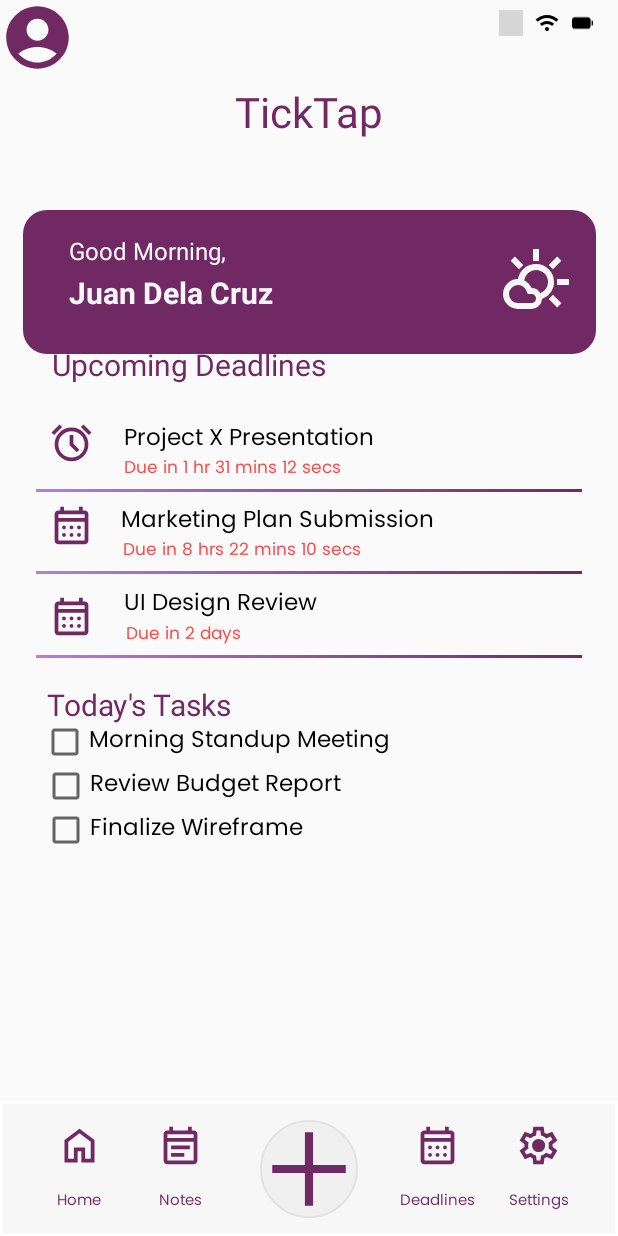
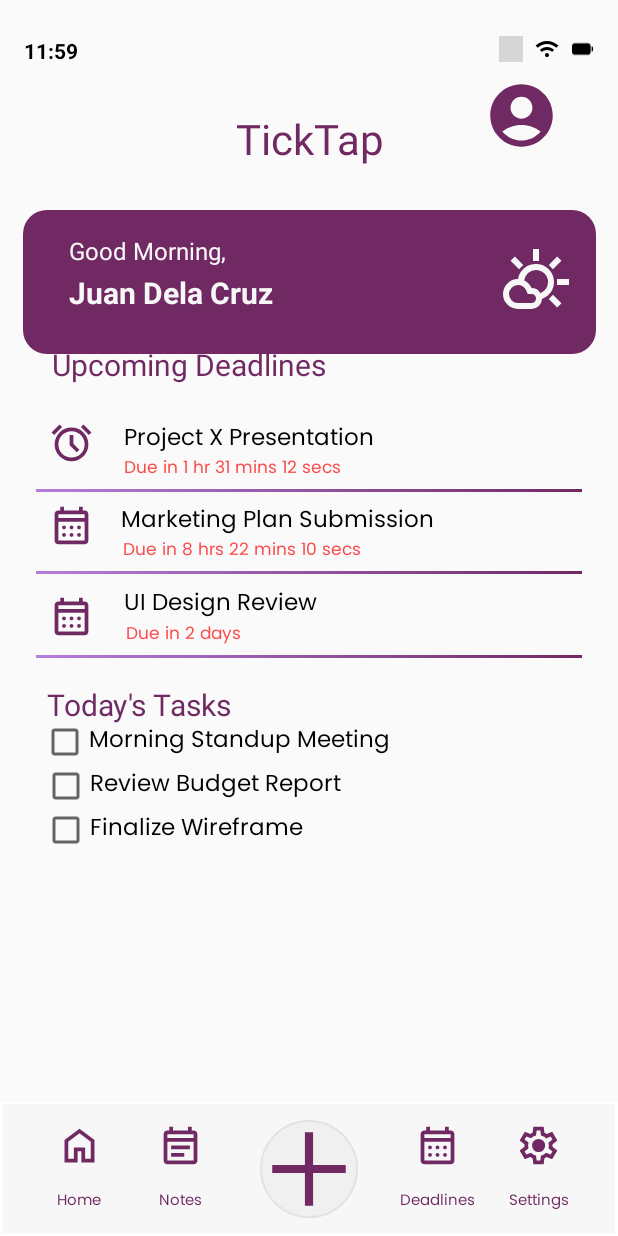
Before and after one commit to moninapatino/ticktap, an Android app built with Jetpack Compose: the Dashboard screen opened directly, with no data from a screen before it, on a phone screen of 412 x 824 dp. Run offline under Robolectric (Android 15) with nearby library versions, the light colour scheme and no system bars; Roboto replaces fonts that are not available here; grey boxes are pictures that could not be loaded.

Commit message:
adding the time (11:59) icon at the top

```diff
--- /dev/null
+++ b/app/src/main/res/drawable/back_arrow_icon.xml
@@ -0,0 +1,5 @@
+<vector xmlns:android="http://schemas.android.com/apk/res/android" android:autoMirrored="true" android:height="24dp" android:tint="#000000" android:viewportHeight="960" android:viewportWidth="960" android:width="24dp">
+
+    <path android:fillColor="@android:color/white" android:pathData="M400,880L0,480L400,80L471,151L142,480L471,809L400,880Z"/>
+
+</vector>
--- /dev/null
+++ b/app/src/main/res/drawable/search_icon.xml
@@ -0,0 +1,5 @@
+<vector xmlns:android="http://schemas.android.com/apk/res/android" android:height="24dp" android:tint="#000000" android:viewportHeight="960" android:viewportWidth="960" android:width="24dp">
+
+    <path android:fillColor="@android:color/white" android:pathData="M784,840L532,588Q502,612 463,626Q424,640 380,640Q271,640 195.5,564.5Q120,489 120,380Q120,271 195.5,195.5Q271,120 380,120Q489,120 564.5,195.5Q640,271 640,380Q640,424 626,463Q612,502 588,532L840,784L784,840ZM380,560Q455,560 507.5,507.5Q560,455 560,380Q560,305 507.5,252.5Q455,200 380,200Q305,200 252.5,252.5Q200,305 200,380Q200,455 252.5,507.5Q305,560 380,560Z"/>
+
+</vector>
--- a/app/src/main/res/layout/homepage.xml
+++ b/app/src/main/res/layout/homepage.xml
@@ -8,6 +8,9 @@
     tools:context=".MainActivity">
 
     <!-- Profile icon (top right) -->
+
+    <!-- App name -->
+
     <ImageView
         android:id="@+id/profile_icon"
         android:layout_width="50dp"
@@ -16,10 +19,64 @@
         android:contentDescription="Profile"
         android:focusable="true"
         android:src="@drawable/profile_logo"
-        tools:layout_editor_absoluteX="322dp"
-        tools:layout_editor_absoluteY="42dp" />
+        app:layout_constraintBottom_toBottomOf="parent"
+        app:layout_constraintEnd_toEndOf="parent"
+        app:layout_constraintHorizontal_bias="0.891"
+        app:layout_constraintStart_toStartOf="parent"
+        app:layout_constraintTop_toTopOf="parent"
+        app:layout_constraintVertical_bias="0.067" />
 
-    <!-- App name -->
+    <ImageView
+        android:id="@+id/imageView3"
+        android:layout_width="15dp"
+        android:layout_height="17dp"
+        android:src="@drawable/battery_icon"
+        app:layout_constraintBottom_toBottomOf="parent"
+        app:layout_constraintEnd_toEndOf="parent"
+        app:layout_constraintHorizontal_bias="0.959"
+        app:layout_constraintStart_toStartOf="parent"
+        app:layout_constraintTop_toTopOf="parent"
+        app:layout_constraintVertical_bias="0.03" />
+
+    <ImageView
+        android:id="@+id/imageView2"
+        android:layout_width="16dp"
+        android:layout_height="17dp"
+        android:src="@drawable/wifi_icon"
+        app:layout_constraintBottom_toBottomOf="parent"
+        app:layout_constraintEnd_toEndOf="parent"
+        app:layout_constraintHorizontal_bias="0.901"
+        app:layout_constraintStart_toStartOf="parent"
+        app:layout_constraintTop_toTopOf="parent"
+        app:layout_constraintVertical_bias="0.03" />
+
+    <TextView
+        android:id="@+id/textView"
+        android:layout_width="42dp"
+        android:layout_height="19dp"
+        android:fontFamily="sans-serif"
+        android:text="11:59"
+        android:textColor="#000000"
+        android:textStyle="bold"
+        app:layout_constraintBottom_toBottomOf="parent"
+        app:layout_constraintEnd_toEndOf="parent"
+        app:layout_constraintHorizontal_bias="0.043"
+        app:layout_constraintStart_toStartOf="parent"
+        app:layout_constraintTop_toTopOf="parent"
+        app:layout_constraintVertical_bias="0.03" />
+
+    <ImageView
+        android:id="@+id/imageView"
+        android:layout_width="16dp"
+        android:layout_height="17dp"
+        android:src="@drawable/cellular_icon"
+        app:layout_constraintBottom_toBottomOf="parent"
+        app:layout_constraintEnd_toEndOf="parent"
+        app:layout_constraintHorizontal_bias="0.84"
+        app:layout_constraintStart_toStartOf="parent"
+        app:layout_constraintTop_toTopOf="parent"
+        app:layout_constraintVertical_bias="0.03" />
+
     <TextView
         android:id="@+id/appname_text"
         android:layout_width="wrap_content"
@@ -30,12 +87,12 @@
         android:textSize="28sp"
         app:layout_constraintBottom_toBottomOf="parent"
         app:layout_constraintEnd_toEndOf="parent"
+        app:layout_constraintHorizontal_bias="0.503"
         app:layout_constraintStart_toStartOf="parent"
         app:layout_constraintTop_toTopOf="parent"
-        app:layout_constraintVertical_bias="0.07" />
+        app:layout_constraintVertical_bias="0.093" />
 
     <!-- Deadline header -->
-
     <TextView
         android:id="@+id/deadline_text"
         android:layout_width="wrap_content"
@@ -473,41 +530,9 @@
     <!-- Cellular Icon -->
 
     <!-- Wifi Icon -->
-    <ImageView
-        android:id="@+id/imageView"
-        android:layout_width="16dp"
-        android:layout_height="17dp"
-        android:src="@drawable/cellular_icon"
-        app:layout_constraintBottom_toBottomOf="parent"
-        app:layout_constraintEnd_toEndOf="parent"
-        app:layout_constraintHorizontal_bias="0.84"
-        app:layout_constraintStart_toStartOf="parent"
-        app:layout_constraintTop_toTopOf="parent"
-        app:layout_constraintVertical_bias="0.008" />
-
-    <ImageView
-        android:id="@+id/imageView2"
-        android:layout_width="16dp"
-        android:layout_height="17dp"
-        android:src="@drawable/wifi_icon"
-        app:layout_constraintBottom_toBottomOf="parent"
-        app:layout_constraintEnd_toEndOf="parent"
-        app:layout_constraintHorizontal_bias="0.901"
-        app:layout_constraintStart_toStartOf="parent"
-        app:layout_constraintTop_toTopOf="parent"
-        app:layout_constraintVertical_bias="0.008" />
 
     <!-- Battery Icon -->
-    <ImageView
-        android:id="@+id/imageView3"
-        android:layout_width="15dp"
-        android:layout_height="17dp"
-        android:src="@drawable/battery_icon"
-        app:layout_constraintBottom_toBottomOf="parent"
-        app:layout_constraintEnd_toEndOf="parent"
-        app:layout_constraintHorizontal_bias="0.959"
-        app:layout_constraintStart_toStartOf="parent"
-        app:layout_constraintTop_toTopOf="parent"
-        app:layout_constraintVertical_bias="0.008" />
+
+    <!-- Time (11:59) Icon -->
 
 </androidx.constraintlayout.widget.ConstraintLayout>
```
Also changed, not shown: app/src/main/res/layout/setting_page.xml (added, +135 -0 lines), app/src/main/res/layout/add_note_page.xml (renamed from app/src/main/res/layout/addnote_page.xml), app/src/main/res/layout/add_task_page.xml (renamed from app/src/main/res/layout/addtask_page.xml).
